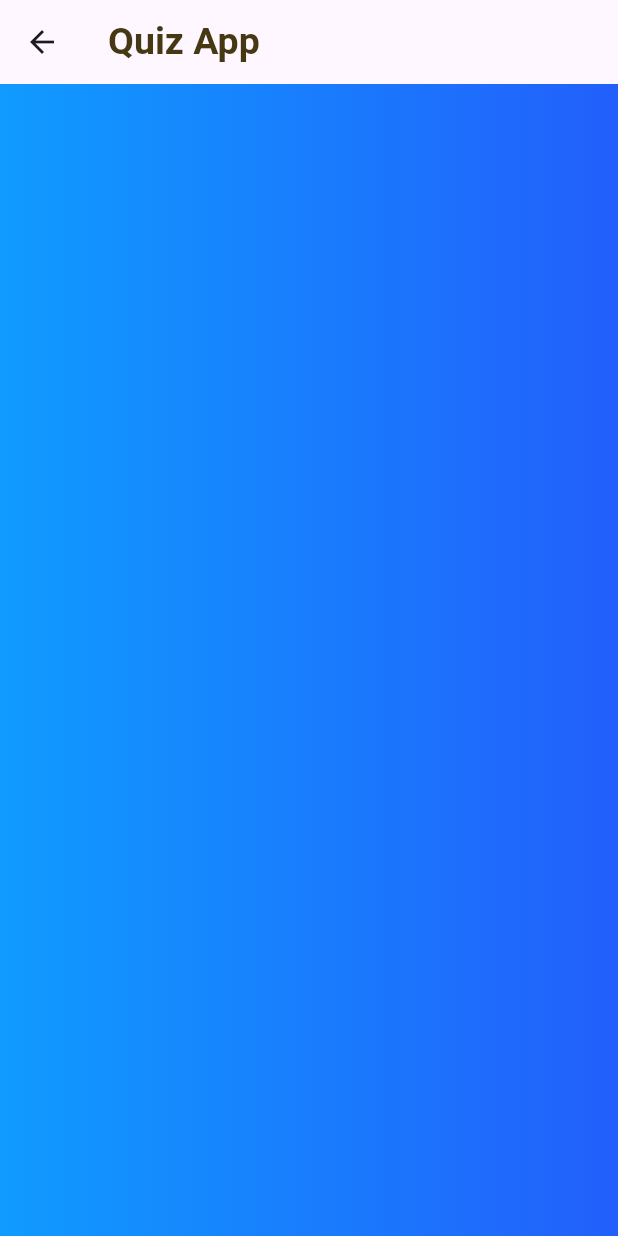
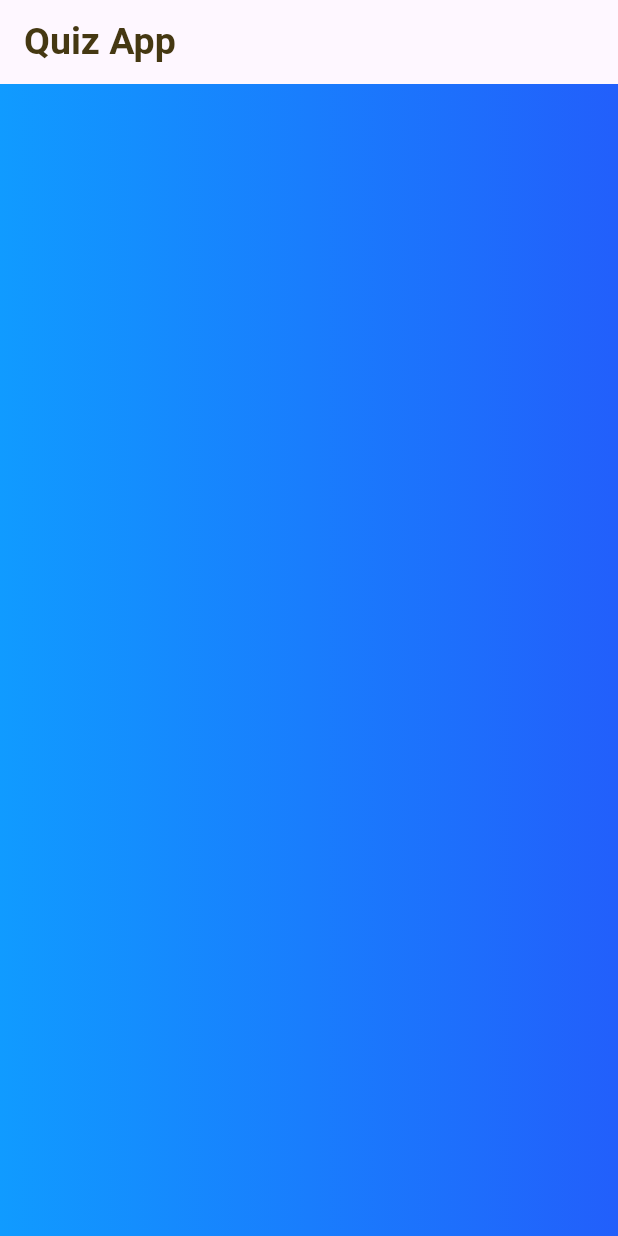
Before and after one commit to Aary23S/Quiz-App, a Flutter app: the screen it shows after launch, after a tap on "Start Quiz", on a phone screen of 412 x 824 dp. Run offline on Flutter 3.47's test engine with Material 3 defaults, Android fonts, the phone set to English and light mode, and no system bars.

Commit message:
feat: Refactor quiz app structure by removing GradieantColor widget and integrating gradient background in QuestionsSection

```diff
--- a/lib/gradieant_color.dart
+++ /dev/null
@@ -1,30 +0,0 @@
-// ignore_for_file: avoid_unnecessary_containers, non_constant_identifier_names
-
-import 'package:flutter/material.dart';
-import 'logo_of_quiz.dart';
-
-class GradieantColor extends StatelessWidget
-{
-  const GradieantColor({super.key});
-
-  @override
-  Widget build(BuildContext context)
-  {
-    return Container
-    (
-      decoration: BoxDecoration
-      (
-        gradient: LinearGradient
-        (
-          colors: [const Color.fromARGB(255, 16, 155, 255), const Color.fromARGB(255, 34, 95, 251)],
-          begin: FractionalOffset.centerLeft,
-          end: FractionalOffset.centerRight,
-        )
-      ),
-      child: Center
-      (
-        child: LogoOfQuiz(),
-      ),
-    );
-  }
-}
--- a/lib/logo_of_quiz.dart
+++ b/lib/logo_of_quiz.dart
@@ -1,47 +1,64 @@
 import 'package:flutter/material.dart';
-import 'questions_section.dart';
+// import 'questions_section.dart';
 
 class LogoOfQuiz extends StatelessWidget
 {
-  const LogoOfQuiz({super.key});
+  //constructor accepting a function to switch screens
+  //from logo to questions section of the quiz app
+  const LogoOfQuiz(this.startQuiz, {super.key});
+
+  //function to switch screens
+  // passed from parent widget
+  //startQuiz is same as the switchScreen function in quiz.dart
+  final void Function() startQuiz;
 
   @override
   Widget build(BuildContext context)
   {
-    return Column
+    return Container
     (
+      //this decoration is used to give the gradient color to the background
+      decoration: const BoxDecoration
+      (
+        gradient: LinearGradient
+        (
+          colors: [Color.fromARGB(255, 16, 155, 255), Color.fromARGB(255, 34, 95, 251)],
+          begin: FractionalOffset.centerLeft,
+          end: FractionalOffset.centerRight,
+        )
+      ),
+
+      //this column is used to arrange the widgets vertically
+      child: Column
+      (
+        mainAxisAlignment: MainAxisAlignment.center,
         children:
         [
           //this conainer is used to show the image of quiz logo
-        Container
-        (
-          alignment: Alignment.topCenter,
-          padding: const EdgeInsets.only(top: 50),
-          child: Image.asset('assets/images/quiz-logo.png', width: 300, height: 300,),
+          Image.asset('assets/images/quiz-logo.png', width: 300, height: 300, color: const Color.fromARGB(150, 255, 255, 254),),
+          const SizedBox(height: 30,),
 
-        ),
-        SizedBox(height: 30,),
           const Text("Welcome to the Quiz App", style: TextStyle(fontSize: 24, fontWeight: FontWeight.bold, color: Colors.white,),),
-        SizedBox(height: 20,),
+          const SizedBox(height: 20,),
+
           const Text("Test your knowledge with our exciting quiz app! Challenge yourself with a variety of questions and see how much you know.",
           textAlign: TextAlign.center,
           style: TextStyle(fontSize: 16, color: Colors.white70,),),
-        SizedBox(height: 40,),
+          const SizedBox(height: 40,),
+
           TextButton
           (
             style: TextButton.styleFrom
             (
               backgroundColor: Colors.white,
-            padding: EdgeInsets.symmetric(horizontal: 30, vertical: 15),
+              padding: const EdgeInsets.symmetric(horizontal: 30, vertical: 15),
               shape: RoundedRectangleBorder(borderRadius: BorderRadius.circular(20)),
             ),
-          onPressed: ()
-          {
-            Navigator.of(context).push(MaterialPageRoute(builder: (context) => QuestionsSection()));
-          },
+            onPressed: startQuiz,
             child: const Text("Start Quiz", style: TextStyle(fontSize: 18, fontWeight: FontWeight.bold, color: Colors.blue,),),
           )
         ],
+      ),
     );
   }
 }
--- a/lib/main.dart
+++ b/lib/main.dart
@@ -1,23 +1,10 @@
 
 import 'package:flutter/material.dart';
-import 'gradieant_color.dart';
+import 'package:quiz_app/quiz.dart';
+// import 'gradieant_color.dart';
 void main(){
   runApp
   (
-    MaterialApp
-    (
-      debugShowCheckedModeBanner: false,
-      home: Scaffold
-      (
-        appBar: AppBar
-        (
-          title: Text('Quiz App', style: TextStyle(fontSize: 25, fontWeight: FontWeight.bold, color: const Color.fromARGB(255, 69, 56, 18)),),
-        ),
-        body: Center
-        (
-          child: GradieantColor(),
-        )
-      )
-    )
+    const Quiz(),
   );
 }
--- a/lib/questions_section.dart
+++ b/lib/questions_section.dart
@@ -2,20 +2,21 @@
 
 import 'package:flutter/material.dart';
 
-class QuestionsSection extends StatelessWidget
+class QuestionsSection extends StatefulWidget
 {
   const QuestionsSection({super.key});
 
   @override
-  Widget build(BuildContext context)
+  State<QuestionsSection> createState() => _QuestionsSectionState();
+}
+
+class _QuestionsSectionState extends State<QuestionsSection>
 {
-    return Scaffold
-    (
-      appBar: AppBar
-      (
-        title: Text('Quiz App', style: TextStyle(fontSize: 25, fontWeight: FontWeight.bold, color: const Color.fromARGB(255, 69, 56, 18)),),
-      ),
-      body: Container
+
+  @override
+  Widget build(context)
+  {
+    return Container
     (
       decoration: BoxDecoration
       (
@@ -26,7 +27,6 @@ class QuestionsSection extends StatelessWidget
           end: FractionalOffset.centerRight,
         )
       ),
-      )
-    );
+    ); //returning Container widget with gradient background
   }
 }
--- /dev/null
+++ b/lib/quiz.dart
@@ -0,0 +1,51 @@
+import 'package:flutter/material.dart';
+import 'logo_of_quiz.dart';
+import 'questions_section.dart';
+
+class Quiz extends StatefulWidget
+{
+  const Quiz({super.key});
+
+  @override
+  State<Quiz> createState() => _QuizState();
+}
+
+class _QuizState extends State<Quiz>
+{
+  late Widget? activeScreen;
+
+  @override
+  void initState() {
+    super.initState();
+    activeScreen = LogoOfQuiz(switchScreen);
+  }
+
+  void switchScreen(){
+    setState
+    (
+      () {
+        activeScreen = const QuestionsSection();
+      },
+    );
+  }
+  @override
+  Widget build(context)
+  {
+    //returning MaterialApp widget because it is the root widget of the application
+    return MaterialApp
+    (
+      debugShowCheckedModeBanner: false,
+      home: Scaffold
+      (
+        appBar: AppBar
+        (
+          title: Text('Quiz App', style: TextStyle(fontSize: 25, fontWeight: FontWeight.bold, color: const Color.fromARGB(255, 69, 56, 18)),),
+        ),
+        body: Center
+        (
+          child: activeScreen,
+        )
+      )
+    );
+  }
+}
```
Lines whose indentation alone changed are shown as unchanged.
